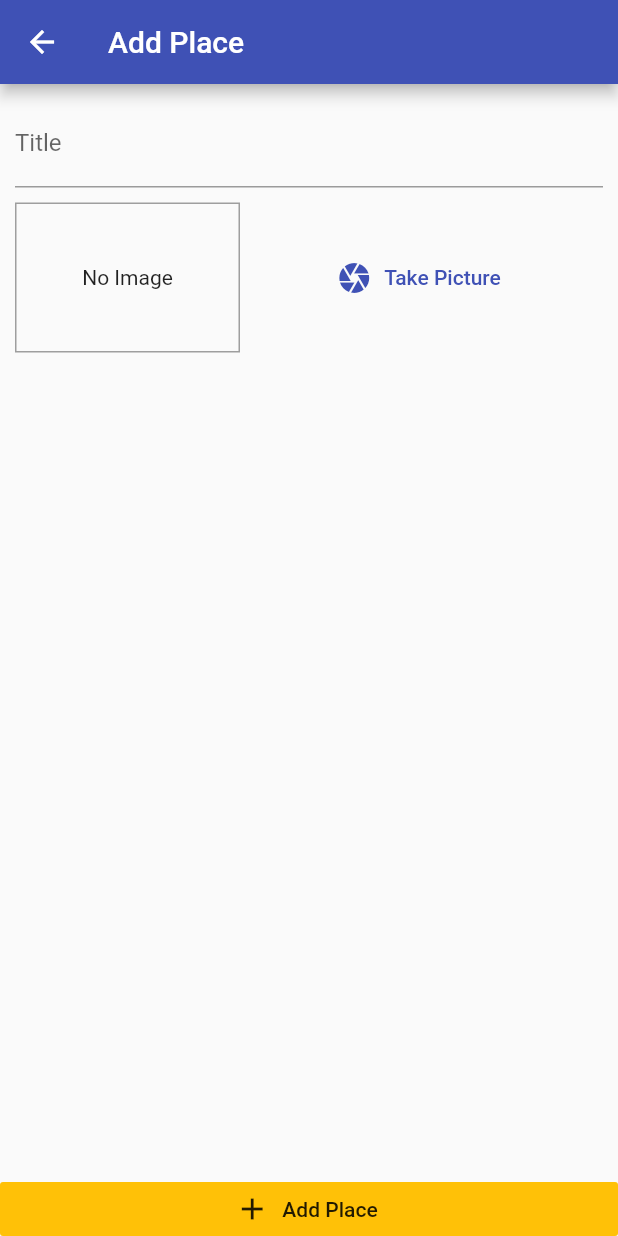
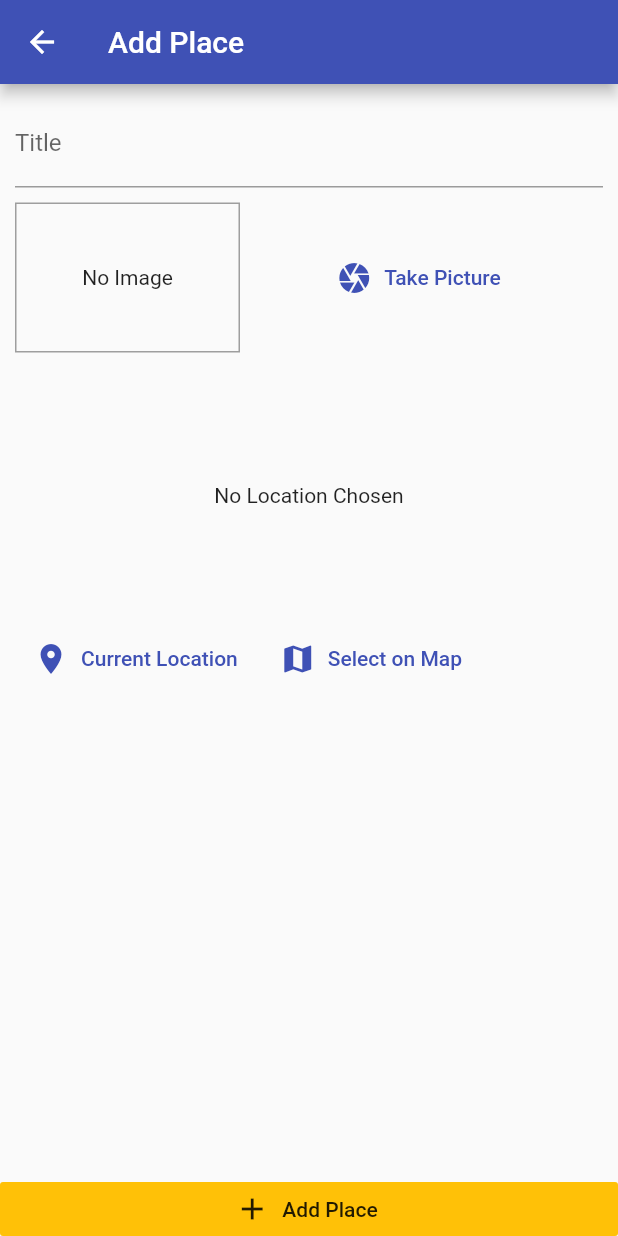
Before and after one commit to iamartyaa/nativefeatures, a Flutter app: the AddPlaceScreen screen opened by its route, on a phone screen of 412 x 824 dp. Run offline on Flutter 3.47's test engine with Material 2 defaults, Android fonts, the phone set to English and light mode, and no system bars; our stand-ins replace image_picker, sqflite; accounts and stored records are empty.

Commit message:
location

```diff
--- a/lib/screens/add_place.dart
+++ b/lib/screens/add_place.dart
@@ -3,6 +3,7 @@
 import 'package:flutter/material.dart';
 import 'package:nativefeatures/providers/great_places.dart';
 import 'package:nativefeatures/widgets/image_input.dart';
+import 'package:nativefeatures/widgets/location_input.dart';
 import 'package:provider/provider.dart';
 
 class AddPlaceScreen extends StatefulWidget {
@@ -34,7 +35,7 @@
   Widget build(BuildContext context) {
     return Scaffold(
       appBar: AppBar(
-        title: Text('Add Place'),
+        title: const Text('Add Place'),
       ),
       body: Column(
         crossAxisAlignment: CrossAxisAlignment.stretch,
@@ -45,20 +46,22 @@
                 padding: const EdgeInsets.all(10),
                 child: Column(children: [
                   TextField(
-                    decoration: InputDecoration(
+                    decoration: const InputDecoration(
                       labelText: 'Title',
                     ),
                   controller: _titleController,
                   ),
-                  SizedBox(height: 10,),
+                  const SizedBox(height: 10,),
                   ImageInput(_selectImage),
+                  const SizedBox(height: 10,),
+                  LocationInput(),
                 ],),
               ),
             ),
           ),
           RaisedButton.icon(
-              icon: Icon(Icons.add),
-              label: Text('Add Place'),
+              icon: const Icon(Icons.add),
+              label: const Text('Add Place'),
               onPressed: () {
                 _savePlace();
               },
--- /dev/null
+++ b/lib/widgets/location_input.dart
@@ -0,0 +1,49 @@
+import 'package:flutter/material.dart';
+
+class LocationInput extends StatefulWidget {
+  @override
+  State<LocationInput> createState() => _LocationInputState();
+}
+
+class _LocationInputState extends State<LocationInput> {
+  String? _previewImageUrl;
+
+  @override
+  Widget build(BuildContext context) {
+    return Column(
+      children: [
+        Container(
+          height: 170,
+          alignment: Alignment.center,
+          width: double.infinity,
+          child: _previewImageUrl == null
+              ? const Text(
+                  'No Location Chosen',
+                  textAlign: TextAlign.center,
+                )
+              : Image.network(
+                  _previewImageUrl!,
+                  fit: BoxFit.cover,
+                  width: double.infinity,
+                ),
+        ),
+        Row(
+          children: [
+            FlatButton.icon(
+              onPressed: () {},
+              icon: const Icon(Icons.location_on),
+              label: const Text('Current Location'),
+              textColor: Theme.of(context).primaryColor,
+            ),
+            FlatButton.icon(
+              onPressed: () {},
+              icon: const Icon(Icons.map),
+              label: const Text('Select on Map'),
+              textColor: Theme.of(context).primaryColor,
+            ),
+          ],
+        )
+      ],
+    );
+  }
+}
--- a/pubspec.yaml
+++ b/pubspec.yaml
@@ -34,10 +34,12 @@
   path_provider: ^2.0.11
   path: ^1.8.0
   sqflite: ^2.0.2+1
+  location: ^4.2.0
   # The following adds the Cupertino Icons font to your application.
   # Use with the CupertinoIcons class for iOS style icons.
   cupertino_icons: ^1.0.2
   image_picker_for_web: ^2.1.8
+  location_web: ^3.1.1
 
 dev_dependencies:
   flutter_test:
```
Also changed, not shown: pubspec.lock, 1 other file.
